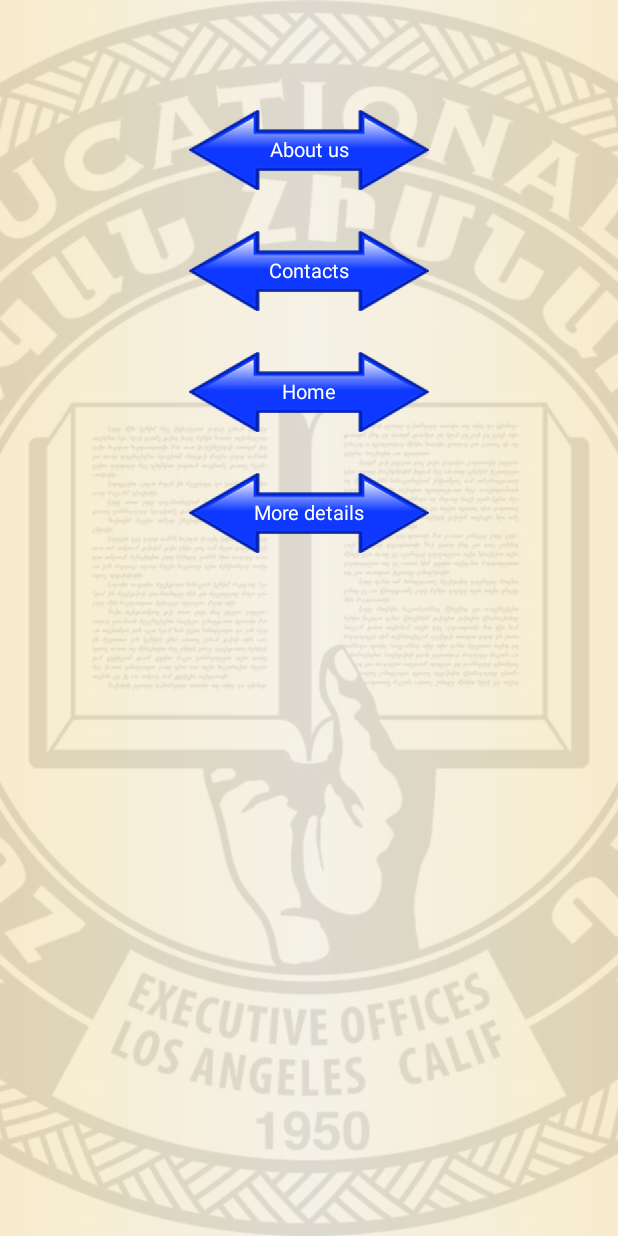
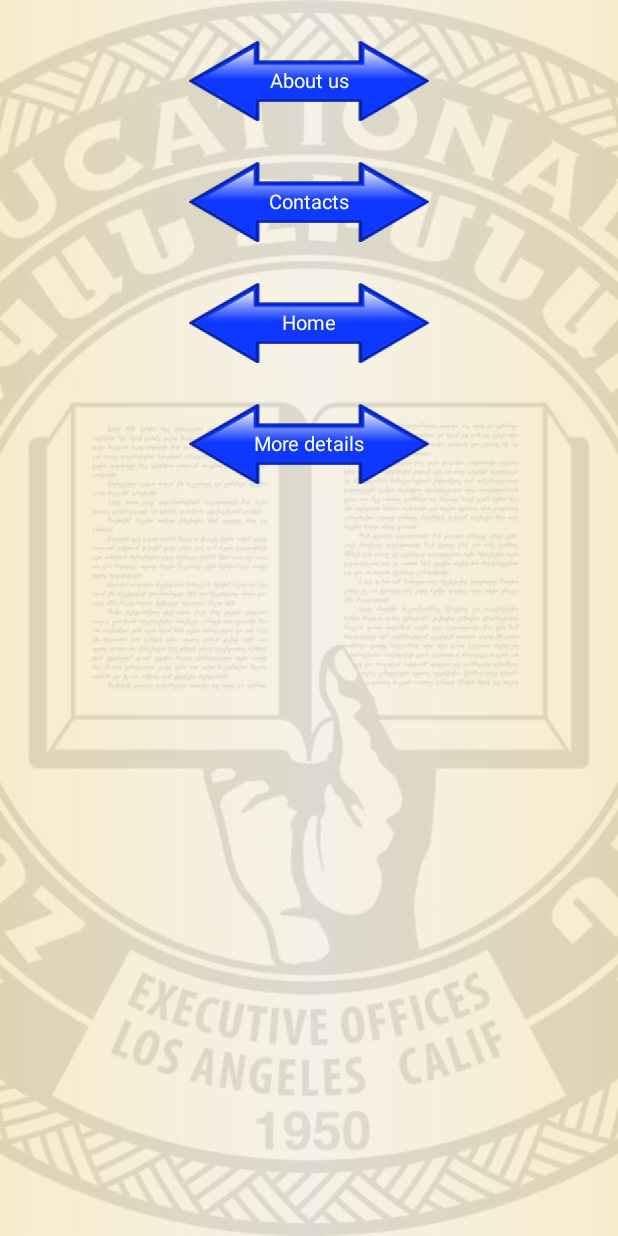
Before and after one commit to apoyan1994/AEF, an Android app: the screen it shows after launch (MainCategoryChooser), on a phone screen of 412 x 824 dp. Run offline under Robolectric (Android 15) with nearby library versions, the phone set to English and light mode, and no system bars.

Commit message:
some xml changes

```diff
--- a/app/src/main/res/layout/activity_aef_main.xml
+++ b/app/src/main/res/layout/activity_aef_main.xml
@@ -6,6 +6,7 @@
              android:layout_height="match_parent"
              android:background="@color/colorAccent"
              tools:context="com.aef.edu.aef.aef.AefMainActivity">
+
 
     <LinearLayout
         android:layout_width="match_parent"
--- a/app/src/main/res/layout/activity_main_category_chooser.xml
+++ b/app/src/main/res/layout/activity_main_category_chooser.xml
@@ -19,7 +19,6 @@
         android:id="@+id/item_chooser_recycler_view"
         android:layout_width="match_parent"
         android:layout_height="match_parent"
-        android:layout_marginTop="46dp"
         android:background="@android:color/transparent"/>
 
 </FrameLayout>
--- a/app/src/main/res/values-hdpi/dimens.xml
+++ b/app/src/main/res/values-hdpi/dimens.xml
@@ -1,7 +1,5 @@
 <?xml version="1.0" encoding="utf-8"?>
 <resources>
-    <!--recycler view span count-->
-    <integer name="grid_item_count">3</integer>
     <integer name="chooser_item_height">80</integer>
     <integer name="chooser_item_width">240</integer>
     <integer name="chooser_item_text_size">20</integer>
--- a/app/src/main/res/values-mdpi/dimens.xml
+++ b/app/src/main/res/values-mdpi/dimens.xml
@@ -1,6 +1,4 @@
 <?xml version="1.0" encoding="utf-8"?>
 <resources>
-    <!--recycler view span count-->
-    <integer name="grid_item_count">2</integer>
 
 </resources>
--- a/app/src/main/res/values-w820dp/dimens.xml
+++ b/app/src/main/res/values-w820dp/dimens.xml
@@ -7,4 +7,7 @@
     <!--text size-->
     <dimen name="text_size_128sp">128sp</dimen>
 
+    <!--recycler view span count-->
+    <integer name="grid_item_count">3</integer>
+
 </resources>
--- a/app/src/main/res/values-xhdpi/dimens.xml
+++ b/app/src/main/res/values-xhdpi/dimens.xml
@@ -6,9 +6,6 @@
     <!--text size-->
     <dimen name="text_size_128sp">128sp</dimen>
 
-    <!--recycler view span count-->
-    <integer name="grid_item_count">4</integer>
-
     <integer name="chooser_item_height">107</integer>
     <integer name="chooser_item_width">320</integer>
 
--- a/app/src/main/res/values/dimens.xml
+++ b/app/src/main/res/values/dimens.xml
@@ -7,5 +7,5 @@
     <dimen name="text_size_128sp">128sp</dimen>
 
     <!--recycler view span count-->
-    <integer name="grid_item_count">3</integer>
+    <integer name="grid_item_count">2</integer>
 </resources>
```
